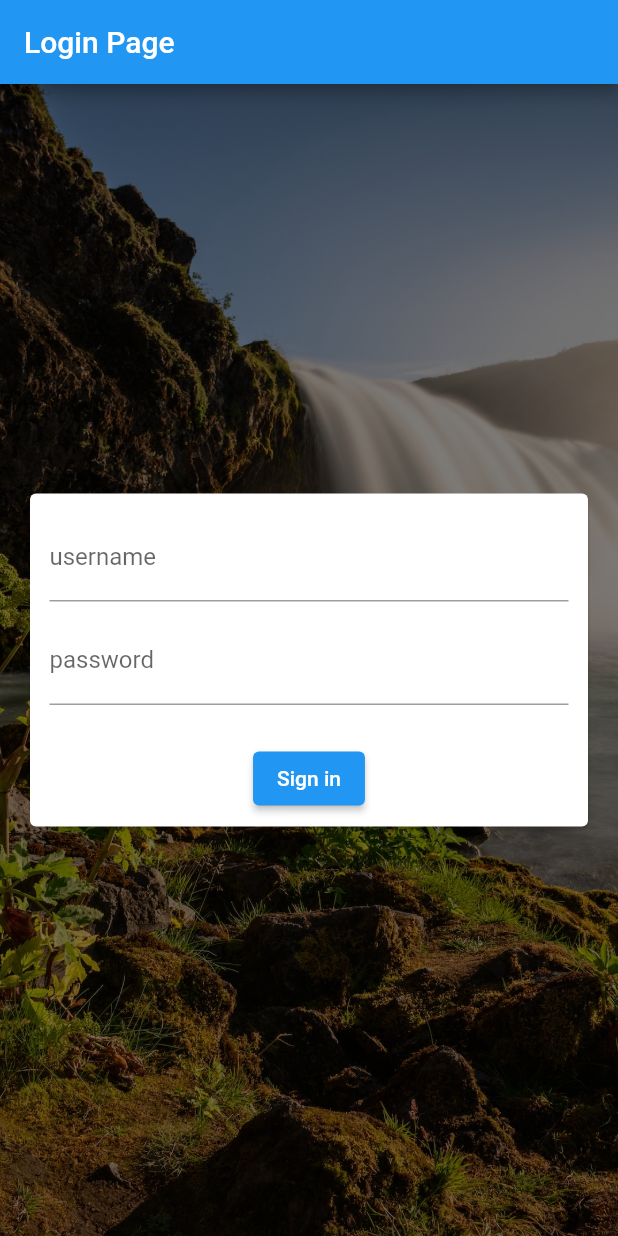
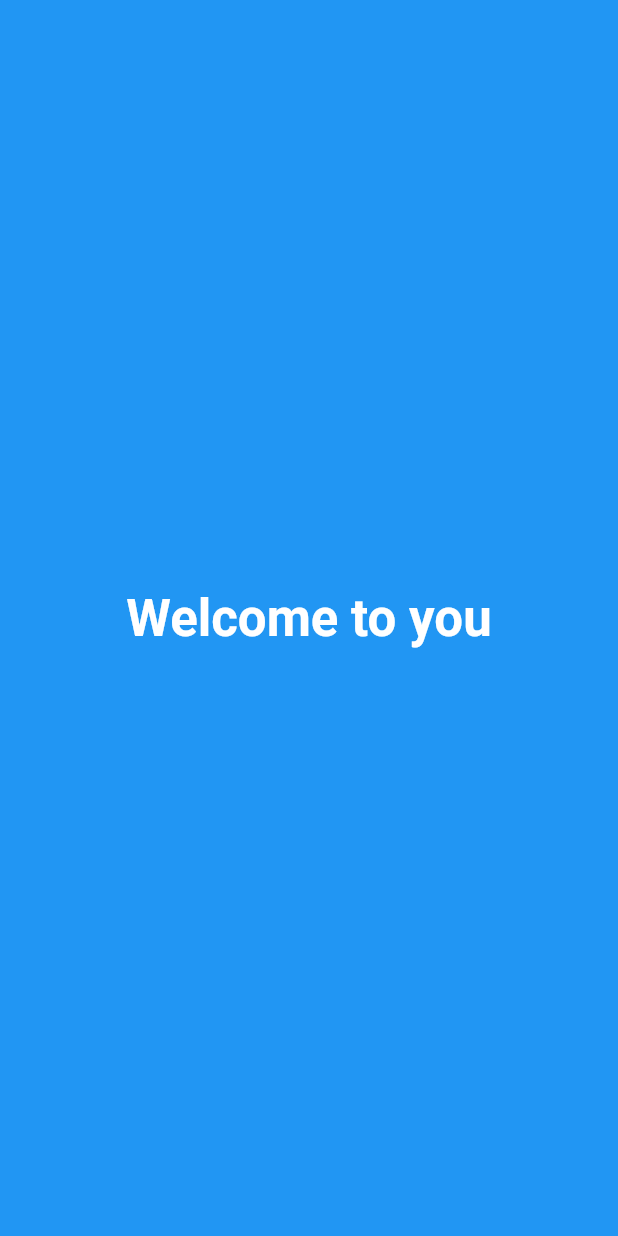
Before and after one commit to khemraj0100/networking_listview, a Flutter app: the first screen one second after launch, on a phone screen of 412 x 824 dp. Run offline on Flutter 3.47's test engine with Material 2 defaults, Android fonts, the phone set to English and light mode, and no system bars; our stand-ins replace shared_preferences.

Commit message:
working on add splash screen and bottom navigation

```diff
--- /dev/null
+++ b/lib/splash_screen/splash_screen.dart
@@ -0,0 +1,43 @@
+import 'dart:async';
+
+import 'package:flutter/material.dart';
+import 'package:networking_listview/pages/home_page.dart';
+import 'package:networking_listview/pages/login_page.dart';
+
+class SplashScreen extends StatefulWidget {
+  const SplashScreen({super.key});
+
+  @override
+  State<SplashScreen> createState() => _SplashScreenState();
+}
+
+class _SplashScreenState extends State<SplashScreen> {
+
+  @override
+  void initState() {
+    // TODO: implement initState
+    super.initState();
+
+    Timer(Duration(seconds: 3),(){
+      Navigator.pushReplacement(context, MaterialPageRoute(builder: (context) => LoginPage()));
+    });
+  }
+
+  @override
+  Widget build(BuildContext context) {
+    return  Scaffold(
+      body: Container(
+        color: Colors.blue,
+        child: Center(
+          child: Text("Welcome to you",style: TextStyle(
+            fontSize: 34,
+              fontWeight: FontWeight.w700,
+            color: Colors.white
+          ),),
+        ),
+      ),
+
+
+    );
+  }
+}
```
Also changed, not shown: lib/main.dart (+6 -3 lines), lib/pages/home_page.dart (+62 -20 lines), lib/pages/login_page.dart (+10 -1 lines), lib/pages/sign_up_page.dart (added, +87 -0 lines).
